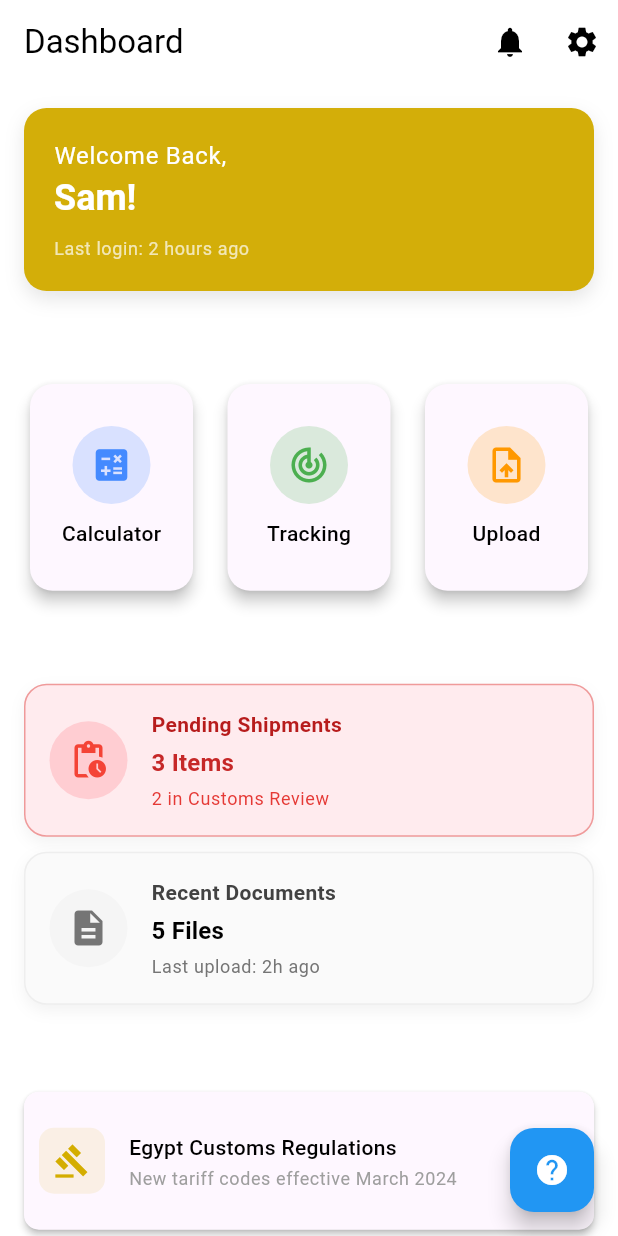
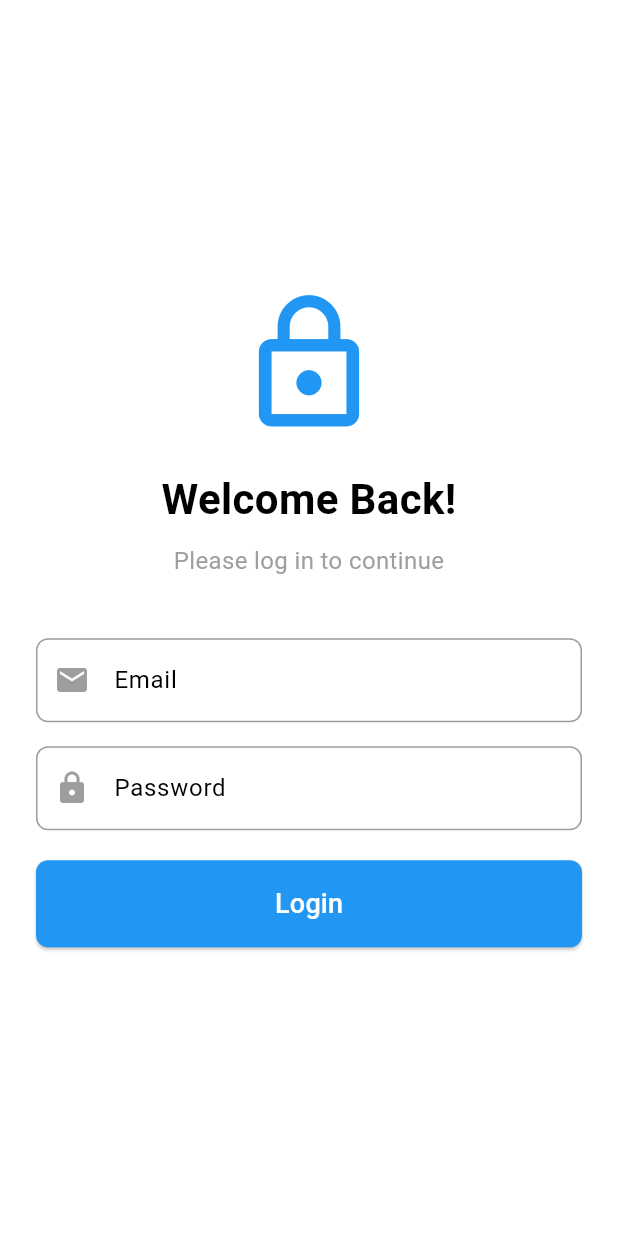
Before and after one commit to SamehKalash/CustomsX, a Flutter app: the screen it shows after launch, on a phone screen of 412 x 824 dp. Run offline on Flutter 3.47's test engine with Material 3 defaults, Android fonts, the phone set to English and light mode, and no system bars; our stand-ins replace cloud_firestore, firebase_core, shared_preferences; accounts and stored records are empty.

Commit message:
startup logo login screen : username and password implementet with dark mode no firebase implemented ya3eni law katbt ay 7aga hay login 3ady to be continued...

```diff
--- a/lib/main.dart
+++ b/lib/main.dart
@@ -9,6 +9,7 @@ import 'screens/settings.dart';
 import 'theme/theme_provider.dart';
 import 'theme/theme.dart'; // Import centralized theme definitions
 import 'screens/splash_screen.dart';
+import 'screens/login_screen.dart';
 
 void main() async {
   // Ensure Flutter binding is initialized
@@ -51,20 +52,20 @@ class GlobalClearApp extends StatelessWidget {
       themeMode: themeProvider.themeMode, // Use theme mode from ThemeProvider
       theme: lightTheme, // Centralized light theme
       darkTheme: darkTheme, // Centralized dark theme
-      home: const SplashScreen(),
+      home: const SplashScreen(), // Start with the Splash Screen
       routes: {
-        '/dashboard': (context) => const DashboardScreen(),
-        '/tracking': (context) => const ShipmentTrackingScreen(),
-        '/documents': (context) => const DocumentManagementScreen(),
-        '/compliance': (context) => const ComplianceGuideScreen(),
-        '/settings': (context) => const SettingsScreen(),
+        '/splash': (context) => const SplashScreen(), // Splash Screen route
+        '/login': (context) => const LoginScreen(), // Login Screen route
+        '/dashboard': (context) => const DashboardScreen(), // Dashboard route
+        '/tracking': (context) => const ShipmentTrackingScreen(), // Tracking route
+        '/documents': (context) => const DocumentManagementScreen(), // Documents route
+        '/compliance': (context) => const ComplianceGuideScreen(), // Compliance route
+        '/settings': (context) => const SettingsScreen(), // Settings route
       },
-      onUnknownRoute:
-          (settings) => MaterialPageRoute(
-            builder:
-                (context) =>
-                    const Scaffold(body: Center(child: Text('Page not found'))),
-          ),
+      onUnknownRoute: (settings) => MaterialPageRoute(
+        builder: (context) =>
+            const Scaffold(body: Center(child: Text('Page not found'))),
+      ),
     );
   }
 }
--- a/lib/screens/documents.dart
+++ b/lib/screens/documents.dart
@@ -86,10 +86,10 @@ class DocumentCard extends StatelessWidget {
   final bool isDarkMode;
 
   const DocumentCard({
-    Key? key,
+    super.key,
     required this.document,
     required this.isDarkMode,
-  }) : super(key: key);
+  });
 
   @override
   Widget build(BuildContext context) {
--- /dev/null
+++ b/lib/screens/login_screen.dart
@@ -0,0 +1,179 @@
+import 'package:flutter/material.dart';
+
+class LoginScreen extends StatefulWidget {
+  const LoginScreen({super.key});
+
+  @override
+  State<LoginScreen> createState() => _LoginScreenState();
+}
+
+class _LoginScreenState extends State<LoginScreen> {
+  final TextEditingController _emailController = TextEditingController();
+  final TextEditingController _passwordController = TextEditingController();
+  bool _isLoading = false;
+
+  void _login() {
+    final email = _emailController.text.trim();
+    final password = _passwordController.text.trim();
+
+    if (email.isEmpty || password.isEmpty) {
+      // Show a SnackBar if fields are empty
+      ScaffoldMessenger.of(context).showSnackBar(
+        SnackBar(
+          content: const Text('Please enter both email and password'),
+          backgroundColor: Theme.of(context).colorScheme.error,
+        ),
+      );
+      return;
+    }
+
+    setState(() {
+      _isLoading = true; // Show loading indicator
+    });
+
+    // Simulate a login process
+    Future.delayed(const Duration(seconds: 2), () {
+      setState(() {
+        _isLoading = false; // Hide loading indicator
+      });
+
+      // Navigate to the Dashboard Screen
+      Navigator.pushReplacementNamed(context, '/dashboard');
+    });
+  }
+
+  @override
+  Widget build(BuildContext context) {
+    final isDarkMode = Theme.of(context).brightness == Brightness.dark;
+
+    return Scaffold(
+      backgroundColor: Theme.of(context).scaffoldBackgroundColor,
+      body: Padding(
+        padding: const EdgeInsets.symmetric(horizontal: 24.0, vertical: 48.0),
+        child: Column(
+          mainAxisAlignment: MainAxisAlignment.center,
+          crossAxisAlignment: CrossAxisAlignment.stretch,
+          children: [
+            Center(
+              child: Icon(
+                Icons.lock_outline,
+                size: 100,
+                color: isDarkMode ? Colors.white70 : Colors.blue,
+              ),
+            ),
+            const SizedBox(height: 20),
+            Text(
+              'Welcome Back!',
+              textAlign: TextAlign.center,
+              style: TextStyle(
+                fontSize: 28,
+                fontWeight: FontWeight.bold,
+                color: isDarkMode ? Colors.white : Colors.black,
+              ),
+            ),
+            const SizedBox(height: 10),
+            Text(
+              'Please log in to continue',
+              textAlign: TextAlign.center,
+              style: TextStyle(
+                fontSize: 16,
+                color: isDarkMode ? Colors.white70 : Colors.grey,
+              ),
+            ),
+            const SizedBox(height: 40),
+            TextField(
+              controller: _emailController,
+              decoration: InputDecoration(
+                labelText: 'Email',
+                labelStyle: TextStyle(
+                  color: isDarkMode ? Colors.white70 : Colors.black,
+                ),
+                prefixIcon: Icon(
+                  Icons.email,
+                  color: isDarkMode ? Colors.white70 : Colors.grey,
+                ),
+                border: OutlineInputBorder(
+                  borderRadius: BorderRadius.circular(8.0),
+                ),
+                enabledBorder: OutlineInputBorder(
+                  borderSide: BorderSide(
+                    color: isDarkMode ? Colors.white70 : Colors.grey,
+                  ),
+                  borderRadius: BorderRadius.circular(8.0),
+                ),
+                focusedBorder: OutlineInputBorder(
+                  borderSide: BorderSide(
+                    color: isDarkMode ? Colors.blue : Colors.blue,
+                  ),
+                  borderRadius: BorderRadius.circular(8.0),
+                ),
+              ),
+              style: TextStyle(color: isDarkMode ? Colors.white : Colors.black),
+            ),
+            const SizedBox(height: 16),
+            TextField(
+              controller: _passwordController,
+              obscureText: true,
+              decoration: InputDecoration(
+                labelText: 'Password',
+                labelStyle: TextStyle(
+                  color: isDarkMode ? Colors.white70 : Colors.black,
+                ),
+                prefixIcon: Icon(
+                  Icons.lock,
+                  color: isDarkMode ? Colors.white70 : Colors.grey,
+                ),
+                border: OutlineInputBorder(
+                  borderRadius: BorderRadius.circular(8.0),
+                ),
+                enabledBorder: OutlineInputBorder(
+                  borderSide: BorderSide(
+                    color: isDarkMode ? Colors.white70 : Colors.grey,
+                  ),
+                  borderRadius: BorderRadius.circular(8.0),
+                ),
+                focusedBorder: OutlineInputBorder(
+                  borderSide: BorderSide(
+                    color: isDarkMode ? Colors.blue : Colors.blue,
+                  ),
+                  borderRadius: BorderRadius.circular(8.0),
+                ),
+              ),
+              style: TextStyle(color: isDarkMode ? Colors.white : Colors.black),
+            ),
+            const SizedBox(height: 20),
+            ElevatedButton(
+              onPressed:
+                  _isLoading ? null : _login, // Disable button while loading
+              style: ElevatedButton.styleFrom(
+                padding: const EdgeInsets.symmetric(vertical: 16),
+                shape: RoundedRectangleBorder(
+                  borderRadius: BorderRadius.circular(8.0),
+                ),
+                backgroundColor:
+                    _isLoading
+                        ? (isDarkMode ? Colors.grey[800] : Colors.grey)
+                        : Colors.blue,
+              ),
+              child:
+                  _isLoading
+                      ? const CircularProgressIndicator(
+                        valueColor: AlwaysStoppedAnimation<Color>(Colors.white),
+                      )
+                      : Text(
+                        'Login',
+                        style: TextStyle(
+                          fontSize: 18,
+                          color:
+                              _isLoading
+                                  ? (isDarkMode ? Colors.white70 : Colors.white)
+                                  : Colors.white,
+                        ),
+                      ),
+            ),
+          ],
+        ),
+      ),
+    );
+  }
+}
--- a/lib/screens/payment_method.dart
+++ b/lib/screens/payment_method.dart
@@ -241,7 +241,7 @@ class _ExpiryDateFormatter extends TextInputFormatter {
     TextEditingValue newValue,
   ) {
     final text = newValue.text.replaceAll('/', '');
-    if (text.length == 0) {
+    if (text.isEmpty) {
       return newValue;
     } else if (text.length <= 2) {
       return TextEditingValue(
--- a/lib/screens/splash_screen.dart
+++ b/lib/screens/splash_screen.dart
@@ -1,28 +1,44 @@
 import 'package:flutter/material.dart';
-import 'dashboard.dart';
+import 'dart:async';
 
-class SplashScreen extends StatelessWidget {
+class SplashScreen extends StatefulWidget {
   const SplashScreen({super.key});
 
   @override
+  State<SplashScreen> createState() => _SplashScreenState();
+}
+
+class _SplashScreenState extends State<SplashScreen> {
+  @override
+  void initState() {
+    super.initState();
+    // Navigate to the Login Screen after 3 seconds
+    Timer(const Duration(seconds: 3), () {
+      Navigator.pushReplacementNamed(context, '/login');
+    });
+  }
+
+  @override
   Widget build(BuildContext context) {
-    Future.delayed(const Duration(seconds: 3), () {
-      Navigator.pushReplacement(
-        context,
-        MaterialPageRoute(builder: (context) => const DashboardScreen()),
-      );
-    });
-
     return Scaffold(
+      backgroundColor: Colors.blue,
       body: Center(
         child: Column(
           mainAxisAlignment: MainAxisAlignment.center,
-          children: [
-            const CircularProgressIndicator(),
-            const SizedBox(height: 20),
+          children: const [
+            Icon(
+              Icons.local_shipping,
+              size: 100,
+              color: Colors.white,
+            ),
+            SizedBox(height: 20),
             Text(
-              'Loading...',
-              style: Theme.of(context).textTheme.headlineSmall,
+              'SCCF App',
+              style: TextStyle(
+                fontSize: 28,
+                fontWeight: FontWeight.bold,
+                color: Colors.white,
+              ),
             ),
           ],
         ),
--- a/pubspec.yaml
+++ b/pubspec.yaml
@@ -13,10 +13,11 @@ dependencies:
   flutter:
     sdk: flutter
   provider: ^6.0.5 # Add this line
-  firebase_core: ^2.14.0 # Add the latest version of firebase_core
-  cloud_firestore: ^4.8.0 # Use the current version of cloud_firestore
+  firebase_core: ^3.13.0 # Add the latest version of firebase_core
+  cloud_firestore: ^5.6.6 # Use the current version of cloud_firestore
   intl: ^0.20.2
   shared_preferences: ^2.0.15
+  firebase_auth: ^5.5.2
   # The following adds the Cupertino Icons font to your application.
   # Use with the CupertinoIcons class for iOS style icons.
 
```
Also changed, not shown: pubspec.lock, 15 other files.
